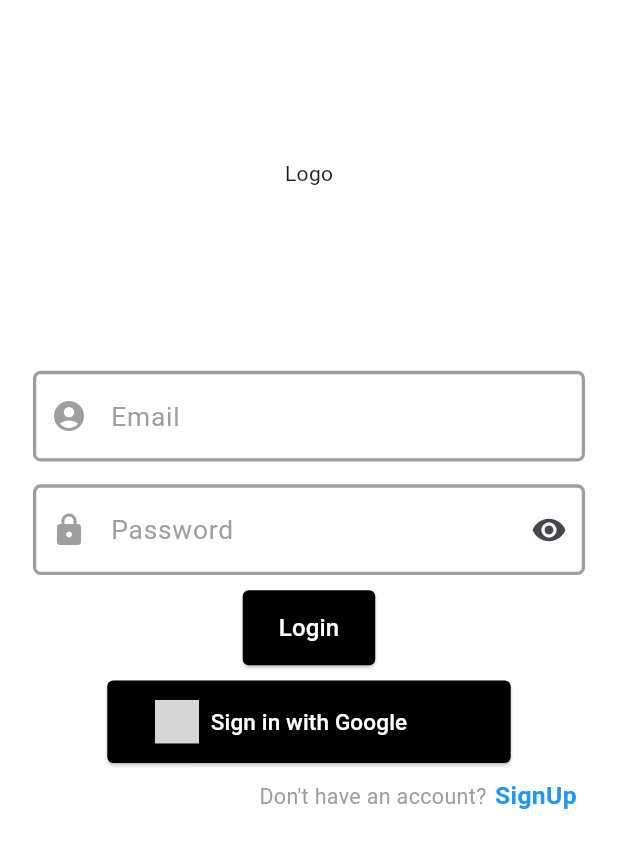
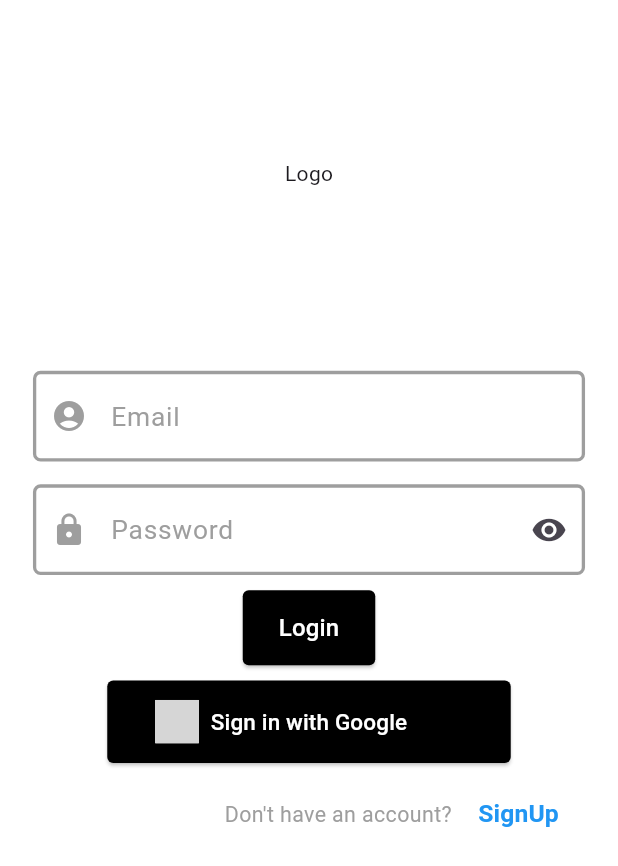
Before and after one commit to yeobeomhwi/Flutter-SNS, a Flutter app: the LoginScreen screen opened by its route, after a tap on "Login", on a phone screen of 412 x 824 dp. Shown: the top 866 px of the screen. Run offline on Flutter 3.47's test engine with Material 3 defaults, Android fonts, the phone set to English and light mode, and no system bars; drawn by our look-alikes of social_login_buttons; our stand-ins replace cloud_firestore, firebase_auth, firebase_core, firebase_storage, flutter_riverpod, flutter_screenutil and 4 more; accounts and stored records are empty; grey boxes are pictures that could not be loaded.

Commit message:
fix: 회원가입 이동 안되는거 수정

```diff
--- a/lib/core/router.dart
+++ b/lib/core/router.dart
@@ -1,19 +1,18 @@
-import 'package:app_team2/screens/signup/signup_screen.dart';
 import 'package:firebase_auth/firebase_auth.dart';
 import 'package:go_router/go_router.dart';
-
 import '../screens/addfeed/create_caption_screen.dart';
 import '../screens/addfeed/create_post_screen.dart';
 import '../screens/login/login_screen.dart';
 import '../screens/main_screen.dart';
+import '../screens/signup/signup_screen.dart';
 
 class CustomRouter {
   static GoRouter router = GoRouter(
-    initialLocation: "/Login",
+    initialLocation: "/Signup",
     routes: [
       GoRoute(
         path: "/Login",
-        builder: (context, state) => LoginScreen(),
+        builder: (context, state) => const LoginScreen(),
       ),
       GoRoute(
         path: "/Main",
@@ -25,24 +24,23 @@ class CustomRouter {
       ),
       GoRoute(
         path: "/CreateCaption",
-        builder: (context, state) => CreateCaptionScreen(),
+        builder: (context, state) => const CreateCaptionScreen(),
       ),
       GoRoute(
-        path: "/Signup",
-        builder: (context, state) => SignUpScreens(),
+        path: '/Signup',
+        builder: (context, state) => const SignupScreen(),
       ),
     ],
     redirect: (context, state) {
       final User? user = FirebaseAuth.instance.currentUser;
 
-      // 로그인하지 않은 경우 로그인 화면으로 리디렉션
       if (user == null) {
-        if (state.uri.toString() != '/Login') {
-          return '/Login'; // 로그인 화면으로 리디렉션
+        // 로그인 화면 또는 회원가입 화면으로 접근할 수 있도록 수정
+        if (state.uri.toString() != '/Login' && state.uri.toString() != '/Signup') {
+          return '/Login';
         }
       }
 
-      // 로그인한 경우 Main 화면으로 리디렉션
       if (user != null && state.uri.toString() == '/Login') {
         return '/Main'; // 메인 화면으로 리디렉션
       }
--- a/lib/screens/login/login_screen.dart
+++ b/lib/screens/login/login_screen.dart
@@ -93,15 +93,22 @@ class _LoginScreen2State extends State<LoginScreen> {
                   onPressed: () async {
                     if (emailController.text.isNotEmpty &&
                         passwordController.text.isNotEmpty) {
-                      await firebaseService.signInWithEmailPassword(
-                        emailController.text,
-                        passwordController.text,
-                      );
-                      GoRouter.of(context).go('/Main');
+                      try {
+                        await firebaseService.signInWithEmailPassword(
+                          emailController.text,
+                          passwordController.text,
+                        );
+                        GoRouter.of(context).go('/Main');
+                      } catch (e) {
+                        ScaffoldMessenger.of(context).showSnackBar(
+                          SnackBar(content: Text('로그인 실패: $e')),
+                        );
+                      }
                     }
                   },
                 ),
               ),
+
               SizedBox(height: 10.h),
 
               // 구글 로그인 버튼
@@ -129,7 +136,33 @@ class _LoginScreen2State extends State<LoginScreen> {
               SizedBox(height: 10.h),
 
               // 회원가입 버튼
-              SignUp(),
+              Padding(
+                padding: EdgeInsets.symmetric(horizontal: 15.w),
+                child: Row(
+                  mainAxisAlignment: MainAxisAlignment.end,
+                  children: [
+                    Text(
+                      "Don't have an account?",
+                      style: TextStyle(fontSize: 13.sp, color: Colors.grey),
+                    ),
+                    SizedBox(width: 5.w),
+                    TextButton(
+                      onPressed: () {
+                        print('분명누름');
+                        GoRouter.of(context).push('/Signup');
+                      },
+                      child: Text(
+                        "SignUp",
+                        style: TextStyle(
+                          fontSize: 15.sp,
+                          color: Colors.blue,
+                          fontWeight: FontWeight.bold,
+                        ),
+                      ),
+                    ),
+                  ],
+                ),
+              )
             ],
           ),
         ),
--- a/lib/screens/signup/signup_screen.dart
+++ b/lib/screens/signup/signup_screen.dart
@@ -3,8 +3,8 @@ import 'package:app_team2/providers/signup_providers.dart';
 import 'package:flutter/material.dart';
 import 'package:flutter_riverpod/flutter_riverpod.dart';
 
-class SignUpScreens extends ConsumerWidget {
-  const SignUpScreens({super.key});
+class SignupScreen extends ConsumerWidget {
+  const SignupScreen({super.key});
 
   @override
   Widget build(BuildContext context, WidgetRef ref) {
```
Also changed, not shown: 1 other file.
